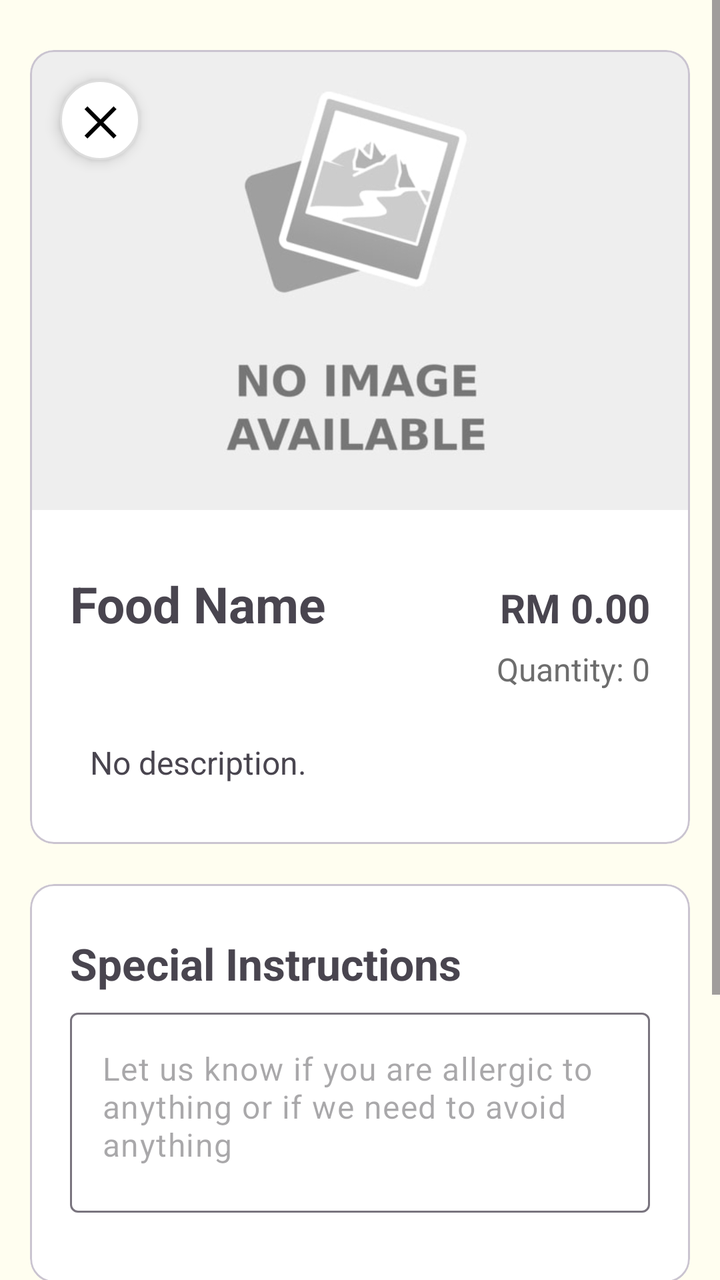
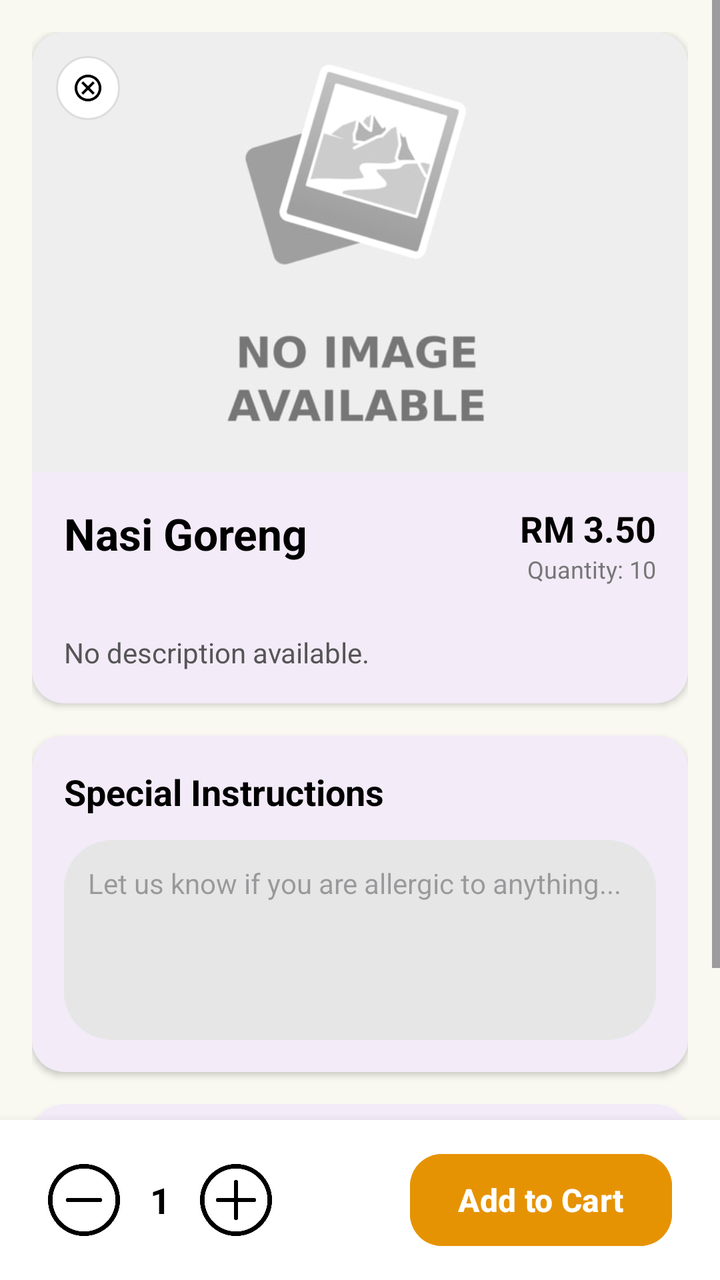

An Android layout rendered at two revisions. The XML below is the earlier revision; the diff shows what the commit changed to produce the second picture.
<!-- AndroidManifest.xml: application theme Theme.ShipEatsCustomer -->
<!-- res/layout/activity_c4_food_details.xml -->
<?xml version="1.0" encoding="utf-8"?>
<LinearLayout xmlns:android="http://schemas.android.com/apk/res/android"
    xmlns:app="http://schemas.android.com/apk/res-auto"
    xmlns:tools="http://schemas.android.com/tools"
    android:id="@+id/main"
    android:layout_width="match_parent"
    android:layout_height="match_parent"
    android:background="#FFFEF0"
    android:orientation="vertical"
    tools:context=".C4_Food_Details">
    <ScrollView
        android:layout_width="match_parent"
        android:layout_height="wrap_content">
        <LinearLayout
            android:layout_width="match_parent"
            android:layout_height="match_parent"
            android:orientation="vertical"
            android:paddingVertical="25dp"
            android:paddingHorizontal="15dp">
            <com.google.android.material.card.MaterialCardView
                android:layout_width="match_parent"
                android:layout_height="wrap_content"
                android:layout_marginBottom="20dp"
                android:backgroundTint="@color/white">
                <LinearLayout
                    android:layout_width="match_parent"
                    android:layout_height="wrap_content"
                    android:orientation="vertical">
                    <FrameLayout
                        android:layout_width="match_parent"
                        android:layout_height="230dp">
                        <ImageView
                            android:layout_width="match_parent"
                            android:layout_height="match_parent"
                            android:scaleType="centerCrop"
                            android:src="@drawable/no_image_available" />

                        <TextView
                            android:id="@+id/close_food_details"
                            android:layout_width="40dp"
                            android:layout_height="40dp"
                            android:layout_gravity="top|start"
                            android:layout_margin="15dp"
                            android:background="@drawable/circle_white"
                            android:gravity="center"
                            android:text="✕"
                            android:textColor="@color/black"
                            android:textSize="20sp"
                            android:textStyle="bold"
                            android:elevation="4dp"/>
                    </FrameLayout>
                    <LinearLayout
                        android:layout_width="match_parent"
                        android:layout_height="wrap_content"
                        android:orientation="vertical"
                        android:paddingHorizontal="20dp"
                        android:paddingVertical="30dp">
                        <LinearLayout
                            android:layout_width="match_parent"
                            android:layout_height="wrap_content"
                            android:orientation="horizontal"
                            android:layout_marginBottom="5dp">
                            <TextView
                                android:layout_width="wrap_content"
                                android:layout_height="wrap_content"
                                android:layout_weight="1"
                                android:layout_marginRight="15dp"
                                android:textStyle="bold"
                                android:textSize="25sp"
                                android:text="Food Name"
                                android:id="@+id/food_name"/>
                            <TextView
                                android:layout_width="wrap_content"
                                android:layout_height="wrap_content"
                                android:layout_weight="1"
                                android:gravity="right"
                                android:textStyle="bold"
                                android:textSize="20sp"
                                android:text="RM 0.00"
                                android:id="@+id/food_price"/>
                        </LinearLayout>
                        <TextView
                            android:layout_width="match_parent"
                            android:layout_height="wrap_content"
                            android:layout_marginBottom="10dp"
                            android:textAlignment="textEnd"
                            android:textSize="16sp"
                            android:textColor="#6D6D6D"
                            android:text="Quantity: 0"
                            android:id="@+id/food_quantity"/>
                        <LinearLayout
                            android:layout_width="match_parent"
                            android:layout_height="wrap_content"
                            android:orientation="horizontal"
                            android:layout_marginBottom="15dp"
                            android:id="@+id/food_tags_container">
                        </LinearLayout>
                        <TextView
                            android:layout_width="match_parent"
                            android:layout_height="wrap_content"
                            android:paddingHorizontal="10dp"
                            android:textSize="16sp"
                            android:text="No description."
                            android:id="@+id/food_description"/>
                    </LinearLayout>
                </LinearLayout>
            </com.google.android.material.card.MaterialCardView>
            <com.google.android.material.card.MaterialCardView
                android:layout_width="match_parent"
                android:layout_height="wrap_content"
                android:backgroundTint="@color/white"
                android:layout_marginBottom="20dp">
                <LinearLayout
                    android:layout_width="match_parent"
                    android:layout_height="wrap_content"
                    android:orientation="vertical"
                    android:paddingHorizontal="20dp"
                    android:paddingVertical="25dp">
                    <TextView
                        android:layout_width="wrap_content"
                        android:layout_height="wrap_content"
                        android:layout_marginBottom="10dp"
                        android:textSize="22sp"
                        android:textStyle="bold"
                        android:text="Special Instructions"/>
                    <com.google.android.material.textfield.TextInputLayout
                        android:layout_width="match_parent"
                        android:layout_height="110dp"
                        app:hintEnabled="false">
                        <com.google.android.material.textfield.TextInputEditText
                            android:layout_width="match_parent"
                            android:layout_height="100dp"
                            android:gravity="top|start"
                            android:hint="Let us know if you are allergic to anything or if we need to avoid anything"/>
                    </com.google.android.material.textfield.TextInputLayout>
                </LinearLayout>
            </com.google.android.material.card.MaterialCardView>
            <com.google.android.material.card.MaterialCardView
                android:layout_width="match_parent"
                android:layout_height="wrap_content"
                android:backgroundTint="@color/white">
                <LinearLayout
                    android:layout_width="match_parent"
                    android:layout_height="wrap_content"
                    android:orientation="vertical"
                    android:paddingVertical="25dp"
                    android:paddingHorizontal="20dp">
                    <TextView
                        android:layout_width="wrap_content"
                        android:layout_height="wrap_content"
                        android:layout_marginBottom="10dp"
                        android:textStyle="bold"
                        android:textSize="22sp"
                        android:text="Cutlery"/>
                    <LinearLayout
                        android:layout_width="match_parent"
                        android:layout_height="wrap_content"
                        android:orientation="horizontal">
                        <TextView
                            android:layout_width="wrap_content"
                            android:layout_height="wrap_content"
                            android:layout_weight="1"
                            android:layout_marginLeft="5dp"
                            android:layout_marginRight="15dp"
                            android:layout_gravity="center"
                            android:textSize="16sp"
                            android:text="Would you like a set of fork and spoon?"/>
                        <com.google.android.material.switchmaterial.SwitchMaterial
                            android:layout_width="wrap_content"
                            android:layout_height="wrap_content"
                            app:thumbTint="#04397B"
                            app:trackTint="#D8D8D8"
                            android:id="@+id/want_cutlery"/>
                    </LinearLayout>
                </LinearLayout>
            </com.google.android.material.card.MaterialCardView>
        </LinearLayout>
    </ScrollView>
    <LinearLayout
        android:layout_width="match_parent"
        android:layout_height="match_parent"
        android:background="@color/white"
        android:orientation="horizontal"
        android:gravity="center_vertical"
        android:elevation="10dp"
        android:outlineProvider="background"
        android:paddingHorizontal="20dp">

        <LinearLayout
            android:layout_width="wrap_content"
            android:layout_height="wrap_content"
            android:gravity="center_vertical"
            android:orientation="horizontal">

            <ImageView
                android:id="@+id/minus_button"
                android:layout_width="35dp"
                android:layout_height="35dp"
                android:padding="8dp"
                android:src="@drawable/minus"
                app:tint="@color/black" />

            <TextView
                android:id="@+id/food_counter"
                android:layout_width="40dp"
                android:layout_height="wrap_content"
                android:text="1"
                android:textAlignment="center"
                android:textSize="20sp"
                android:textStyle="bold"
                android:textColor="@color/black"/>

            <ImageView
                android:id="@+id/plus_button"
                android:layout_width="35dp"
                android:layout_height="35dp"
                android:padding="8dp"
                android:src="@drawable/plus"
                app:tint="@color/black" />
        </LinearLayout>

        <View
            android:layout_width="0dp"
            android:layout_height="0dp"
            android:layout_weight="1" />

        <com.google.android.material.button.MaterialButton
            android:layout_width="wrap_content"
            android:layout_height="wrap_content"
            android:backgroundTint="#E69303"
            app:cornerRadius="12dp"
            android:text="Add to Cart"
            android:id="@+id/add_to_cart_button"/>

    </LinearLayout>
</LinearLayout>
<!-- resources referenced by this layout -->
<resources>
  <color name="black">#FF000000</color>
  <color name="white">#FFFFFFFF</color>
  <!-- drawable circle_white (drawable) -->
  <?xml version="1.0" encoding="utf-8"?>
  <shape xmlns:android="http://schemas.android.com/apk/res/android" android:shape="oval">
      <solid android:color="@color/white" />
      <stroke android:width="1dp" android:color="#DDDDDD"/>
  </shape>
  <!-- drawable minus: png bitmap (drawable, 14594 bytes) -->
  <!-- drawable no_image_available: jpg bitmap (drawable, 45077 bytes) -->
  <!-- drawable plus: png bitmap (drawable, 15379 bytes) -->
  <style name="Theme.ShipEatsCustomer" parent="Base.Theme.ShipEatsCustomer" />
  <style name="Base.Theme.ShipEatsCustomer" parent="Theme.Material3.DayNight.NoActionBar">
          
          
      </style>
</resources>

<!-- the commit's change to res/layout/activity_c4_food_details.xml (unified diff, before → after) -->
@@ -1,190 +1,241 @@
 <?xml version="1.0" encoding="utf-8"?>
-<LinearLayout xmlns:android="http://schemas.android.com/apk/res/android"
+<androidx.constraintlayout.widget.ConstraintLayout xmlns:android="http://schemas.android.com/apk/res/android"
     xmlns:app="http://schemas.android.com/apk/res-auto"
     xmlns:tools="http://schemas.android.com/tools"
-    android:id="@+id/main"
     android:layout_width="match_parent"
     android:layout_height="match_parent"
-    android:background="#FFFEF0"
-    android:orientation="vertical"
-    tools:context=".C4_Food_Details">
+    android:background="#F9F9F2">
+
     <ScrollView
         android:layout_width="match_parent"
-        android:layout_height="wrap_content">
+        android:layout_height="0dp"
+        app:layout_constraintBottom_toTopOf="@id/bottom_bar"
+        app:layout_constraintTop_toTopOf="parent">
+
         <LinearLayout
             android:layout_width="match_parent"
-            android:layout_height="match_parent"
+            android:layout_height="wrap_content"
             android:orientation="vertical"
-            android:paddingVertical="25dp"
-            android:paddingHorizontal="15dp">
+            android:padding="16dp">
+
+            
             <com.google.android.material.card.MaterialCardView
                 android:layout_width="match_parent"
                 android:layout_height="wrap_content"
-                android:layout_marginBottom="20dp"
-                android:backgroundTint="@color/white">
+                app:cardCornerRadius="16dp"
+                app:cardElevation="2dp"
+                app:strokeWidth="0dp">
+
                 <LinearLayout
                     android:layout_width="match_parent"
                     android:layout_height="wrap_content"
                     android:orientation="vertical">
+
                     <FrameLayout
                         android:layout_width="match_parent"
-                        android:layout_height="230dp">
+                        android:layout_height="220dp">
+
                         <ImageView
+                            android:id="@+id/detail_food_image"
                             android:layout_width="match_parent"
                             android:layout_height="match_parent"
                             android:scaleType="centerCrop"
                             android:src="@drawable/no_image_available" />
 
-                        <TextView
+                        <ImageView
                             android:id="@+id/close_food_details"
-                            android:layout_width="40dp"
-                            android:layout_height="40dp"
-                            android:layout_gravity="top|start"
-                            android:layout_margin="15dp"
+                            android:layout_width="32dp"
+                            android:layout_height="32dp"
+                            android:layout_margin="12dp"
                             android:background="@drawable/circle_white"
-                            android:gravity="center"
-                            android:text="✕"
-                            android:textColor="@color/black"
-                            android:textSize="20sp"
-                            android:textStyle="bold"
-                            android:elevation="4dp"/>
+                            android:padding="8dp"
+                            android:src="@drawable/ic_close"
+                            app:tint="@color/black" />
                     </FrameLayout>
+
                     <LinearLayout
                         android:layout_width="match_parent"
                         android:layout_height="wrap_content"
                         android:orientation="vertical"
-                        android:paddingHorizontal="20dp"
-                        android:paddingVertical="30dp">
+                        android:padding="16dp">
+
+                        <RelativeLayout
+                            android:layout_width="match_parent"
+                            android:layout_height="wrap_content">
+
+                            <TextView
+                                android:id="@+id/food_name"
+                                android:layout_width="wrap_content"
+                                android:layout_height="wrap_content"
+                                android:layout_alignParentStart="true"
+                                android:layout_toStartOf="@id/food_price"
+                                android:text="Nasi Goreng"
+                                android:textColor="@color/black"
+                                android:textSize="22sp"
+                                android:textStyle="bold" />
+
+                            <TextView
+                                android:id="@+id/food_price"
+                                android:layout_width="wrap_content"
+                                android:layout_height="wrap_content"
+                                android:layout_alignParentEnd="true"
+                                android:text="RM 3.50"
+                                android:textColor="@color/black"
+                                android:textSize="18sp"
+                                android:textStyle="bold" />
+
+                            <TextView
+                                android:id="@+id/food_quantity"
+                                android:layout_width="wrap_content"
+                                android:layout_height="wrap_content"
+                                android:layout_below="@id/food_price"
+                                android:layout_alignParentEnd="true"
+                                android:text="Quantity: 10"
+                                android:textColor="#777777"
+                                android:textSize="12sp" />
+                        </RelativeLayout>
+
+                        
                         <LinearLayout
+                            android:id="@+id/food_tags_container"
                             android:layout_width="match_parent"
                             android:layout_height="wrap_content"
-                            android:orientation="horizontal"
-                            android:layout_marginBottom="5dp">
-                            <TextView
-                                android:layout_width="wrap_content"
-                                android:layout_height="wrap_content"
-                                android:layout_weight="1"
-                                android:layout_marginRight="15dp"
+                            android:layout_marginTop="8dp"
+                            android:orientation="horizontal">
+                            
+                            <TextView
+                                android:id="@+id/tag_spicy"
+                                android:layout_width="wrap_content"
+                                android:layout_height="wrap_content"
+                                android:background="@drawable/stat_pending_bg"
+                                android:paddingHorizontal="12dp"
+                                android:paddingVertical="4dp"
+                                android:text="Spicy"
+                                android:textColor="@color/white"
+                                android:textSize="12sp"
                                 android:textStyle="bold"
-                                android:textSize="25sp"
-                                android:text="Food Name"
-                                android:id="@+id/food_name"/>
-                            <TextView
-                                android:layout_width="wrap_content"
-                                android:layout_height="wrap_content"
-                                android:layout_weight="1"
-                                android:gravity="right"
+                                android:visibility="gone"
+                                tools:visibility="visible"
+                                android:layout_marginEnd="8dp"/>
+
+                            <TextView
+                                android:id="@+id/tag_veg"
+                                android:layout_width="wrap_content"
+                                android:layout_height="wrap_content"
+                                android:background="@drawable/stat_accepted_bg"
+                                android:paddingHorizontal="12dp"
+                                android:paddingVertical="4dp"
+                                android:text="Vegetarian"
+                                android:textColor="@color/white"
+                                android:textSize="12sp"
                                 android:textStyle="bold"
-                                android:textSize="20sp"
-                                android:text="RM 0.00"
-                                android:id="@+id/food_price"/>
+                                android:visibility="gone"
+                                tools:visibility="visible"/>
                         </LinearLayout>
+
                         <TextView
+                            android:id="@+id/food_description"
                             android:layout_width="match_parent"
                             android:layout_height="wrap_content"
-                            android:layout_marginBottom="10dp"
-                            android:textAlignment="textEnd"
-                            android:textSize="16sp"
-                            android:textColor="#6D6D6D"
-                            android:text="Quantity: 0"
-                            android:id="@+id/food_quantity"/>
-                        <LinearLayout
-                            android:layout_width="match_parent"
-                            android:layout_height="wrap_content"
-                            android:orientation="horizontal"
-                            android:layout_marginBottom="15dp"
-                            android:id="@+id/food_tags_container">
-                        </LinearLayout>
-                        <TextView
-                            android:layout_width="match_parent"
-                            android:layout_height="wrap_content"
-                            android:paddingHorizontal="10dp"
-                            android:textSize="16sp"
-                            android:text="No description."
-                            android:id="@+id/food_description"/>
+                            android:layout_marginTop="16dp"
+                            android:text="No description available."
+                            android:textColor="#555555"
+                            android:textSize="14sp" />
                     </LinearLayout>
                 </LinearLayout>
             </com.google.android.material.card.MaterialCardView>
+
+            
             <com.google.android.material.card.MaterialCardView
                 android:layout_width="match_parent"
                 android:layout_height="wrap_content"
-                android:backgroundTint="@color/white"
-                android:layout_marginBottom="20dp">
+                android:layout_marginTop="16dp"
+                app:cardCornerRadius="16dp"
+                app:cardElevation="2dp"
+                app:strokeWidth="0dp">
+
                 <LinearLayout
                     android:layout_width="match_parent"
                     android:layout_height="wrap_content"
                     android:orientation="vertical"
-                    android:paddingHorizontal="20dp"
-                    android:paddingVertical="25dp">
+                    android:padding="16dp">
+
                     <TextView
                         android:layout_width="wrap_content"
                         android:layout_height="wrap_content"
-                        android:layout_marginBottom="10dp"
-                        android:textSize="22sp"
-                        android:textStyle="bold"
-                        android:text="Special Instructions"/>
-                    <com.google.android.material.textfield.TextInputLayout
+                        android:text="Special Instructions"
+                        android:textColor="@color/black"
+                        android:textSize="18sp"
+                        android:textStyle="bold" />
+
+                    <EditText
+                        android:id="@+id/special_instructions_input"
                         android:layout_width="match_parent"
-                        android:layout_height="110dp"
-                        app:hintEnabled="false">
-                        <com.google.android.material.textfield.TextInputEditText
-                            android:layout_width="match_parent"
-                            android:layout_height="100dp"
-                            android:gravity="top|start"
-                            android:hint="Let us know if you are allergic to anything or if we need to avoid anything"/>
-                    </com.google.android.material.textfield.TextInputLayout>
+                        android:layout_height="100dp"
+                        android:layout_marginTop="12dp"
+                        android:background="@drawable/bg_box"
+                        android:gravity="top"
+                        android:hint="Let us know if you are allergic to anything..."
+                        android:padding="12dp"
+                        android:textSize="14sp" />
                 </LinearLayout>
             </com.google.android.material.card.MaterialCardView>
+
+            
             <com.google.android.material.card.MaterialCardView
                 android:layout_width="match_parent"
                 android:layout_height="wrap_content"
-                android:backgroundTint="@color/white">
-                <LinearLayout
+                android:layout_marginTop="16dp"
+                app:cardCornerRadius="16dp"
+                app:cardElevation="2dp"
+                app:strokeWidth="0dp">
+
+                <RelativeLayout
                     android:layout_width="match_parent"
                     android:layout_height="wrap_content"
-                    android:orientation="vertical"
-                    android:paddingVertical="25dp"
-                    android:paddingHorizontal="20dp">
+                    android:padding="16dp">
+
                     <TextView
-                        android:layout_width="wrap_content"
-                        android:layout_height="wrap_content"
-                        android:layout_marginBottom="10dp"
-                        android:textStyle="bold"
-                        android:textSize="22sp"
-                        android:text="Cutlery"/>
-                    <LinearLayout
-                        android:layout_width="match_parent"
-                        android:layout_height="wrap_content"
-                        android:orientation="horizontal">
-                        <TextView
-                            android:layout_width="wrap_content"
-                            android:layout_height="wrap_content"
-                            android:layout_weight="1"
-                            android:layout_marginLeft="5dp"
-                            android:layout_marginRight="15dp"
-                            android:layout_gravity="center"
-                            android:textSize="16sp"
-                            android:text="Would you like a set of fork and spoon?"/>
-                        <com.google.android.material.switchmaterial.SwitchMaterial
-                            android:layout_width="wrap_content"
-                            android:layout_height="wrap_content"
-                            app:thumbTint="#04397B"
-                            app:trackTint="#D8D8D8"
-                            android:id="@+id/want_cutlery"/>
-                    </LinearLayout>
-                </LinearLayout>
+                        android:id="@+id/tvCutlery"
+                        android:layout_width="wrap_content"
+                        android:layout_height="wrap_content"
+                        android:text="Cutlery"
+                        android:textColor="@color/black"
+                        android:textSize="18sp"
+                        android:textStyle="bold" />
+
+                    <TextView
+                        android:layout_width="wrap_content"
+                        android:layout_height="wrap_content"
+                        android:layout_below="@id/tvCutlery"
+                        android:layout_marginTop="4dp"
+                        android:text="Would you like a set of fork and spoon?"
+                        android:textColor="#777777"
+                        android:textSize="12sp" />
+
+                    <com.google.android.material.switchmaterial.SwitchMaterial
+                        android:id="@+id/want_cutlery"
+                        android:layout_width="wrap_content"
+                        android:layout_height="wrap_content"
+                        android:layout_alignParentEnd="true"
+                        android:layout_centerVertical="true" />
+                </RelativeLayout>
             </com.google.android.material.card.MaterialCardView>
+
         </LinearLayout>
     </ScrollView>
+
+    
     <LinearLayout
+        android:id="@+id/bottom_bar"
         android:layout_width="match_parent"
-        android:layout_height="match_parent"
+        android:layout_height="80dp"
         android:background="@color/white"
+        android:elevation="8dp"
+        android:gravity="center_vertical"
         android:orientation="horizontal"
-        android:gravity="center_vertical"
-        android:elevation="10dp"
-        android:outlineProvider="background"
-        android:paddingHorizontal="20dp">
+        android:paddingHorizontal="24dp"
+        app:layout_constraintBottom_toBottomOf="parent">
 
         <LinearLayout
             android:layout_width="wrap_content"
@@ -194,43 +245,42 @@
 
             <ImageView
                 android:id="@+id/minus_button"
-                android:layout_width="35dp"
-                android:layout_height="35dp"
-                android:padding="8dp"
-                android:src="@drawable/minus"
-                app:tint="@color/black" />
+                android:layout_width="36dp"
+                android:layout_height="36dp"
+                android:src="@drawable/minus" />
 
             <TextView
                 android:id="@+id/food_counter"
                 android:layout_width="40dp"
                 android:layout_height="wrap_content"
+                android:gravity="center"
                 android:text="1"
-                android:textAlignment="center"
-                android:textSize="20sp"
-                android:textStyle="bold"
-                android:textColor="@color/black"/>
+                android:textColor="@color/black"
+                android:textSize="18sp"
+                android:textStyle="bold" />
 
             <ImageView
                 android:id="@+id/plus_button"
-                android:layout_width="35dp"
-                android:layout_height="35dp"
-                android:padding="8dp"
-                android:src="@drawable/plus"
-                app:tint="@color/black" />
+                android:layout_width="36dp"
+                android:layout_height="36dp"
+                android:src="@drawable/plus" />
         </LinearLayout>
 
         <View
             android:layout_width="0dp"
-            android:layout_height="0dp"
+            android:layout_height="match_parent"
             android:layout_weight="1" />
 
         <com.google.android.material.button.MaterialButton
+            android:id="@+id/add_to_cart_button"
             android:layout_width="wrap_content"
-            android:layout_height="wrap_content"
+            android:layout_height="54dp"
             android:backgroundTint="#E69303"
-            app:cornerRadius="12dp"
             android:text="Add to Cart"
-            android:id="@+id/add_to_cart_button"/>
-
+            android:textAllCaps="false"
+            android:textSize="16sp"
+            android:textStyle="bold"
+            app:cornerRadius="16dp" />
     </LinearLayout>
-</LinearLayout>
+
+</androidx.constraintlayout.widget.ConstraintLayout>
<!-- resource entries referenced after the edit -->
@@ -1,16 +1,33 @@
 <!-- resources referenced by this layout -->
 <resources>
-  <color name="black">#FF000000</color>
-  <color name="white">#FFFFFFFF</color>
+  <color name="black">#000000</color>
+  <color name="white">#FFFFFF</color>
+  <!-- drawable bg_box (drawable) -->
+  <shape xmlns:android="http://schemas.android.com/apk/res/android">
+      <solid android:color="#E6E6E6" /> <corners android:radius="24dp" />
+  </shape>
   <!-- drawable circle_white (drawable) -->
   <?xml version="1.0" encoding="utf-8"?>
   <shape xmlns:android="http://schemas.android.com/apk/res/android" android:shape="oval">
       <solid android:color="@color/white" />
       <stroke android:width="1dp" android:color="#DDDDDD"/>
   </shape>
+  <!-- drawable ic_close: png bitmap (drawable, 3318 bytes) -->
   <!-- drawable minus: png bitmap (drawable, 14594 bytes) -->
   <!-- drawable no_image_available: jpg bitmap (drawable, 45077 bytes) -->
   <!-- drawable plus: png bitmap (drawable, 15379 bytes) -->
+  <!-- drawable stat_accepted_bg (drawable) -->
+  <shape xmlns:android="http://schemas.android.com/apk/res/android">
+      <solid android:color="#FFF4E5" />
+      <corners android:radius="12dp" />
+      <padding android:left="8dp" android:right="8dp" android:top="2dp" android:bottom="2dp" />
+  </shape>
+  <!-- drawable stat_pending_bg (drawable) -->
+  <shape xmlns:android="http://schemas.android.com/apk/res/android">
+      <solid android:color="#FFF4E5" />
+      <corners android:radius="12dp" />
+      <padding android:left="8dp" android:right="8dp" android:top="2dp" android:bottom="2dp" />
+  </shape>
   <style name="Theme.ShipEatsCustomer" parent="Base.Theme.ShipEatsCustomer" />
   <style name="Base.Theme.ShipEatsCustomer" parent="Theme.Material3.DayNight.NoActionBar">
           
